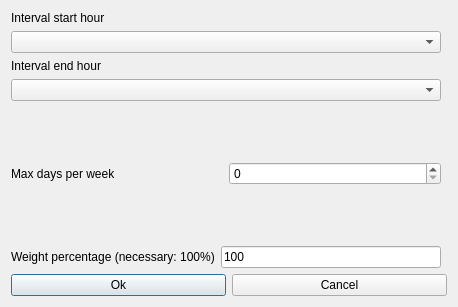
Qt form fet/src/interface/modifyconstraintteachersafternoonintervalmaxdaysperweekform_template.ui (vonmecheln/fet) before a commit.
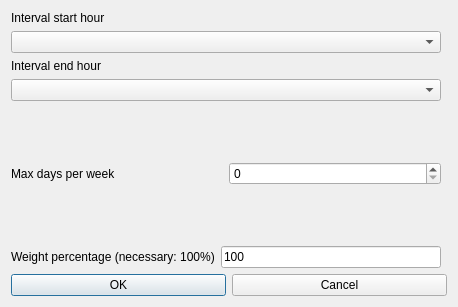
The same form after that commit.

Patch:
```diff
--- a/fet/src/interface/modifyconstraintteachersafternoonintervalmaxdaysperweekform_template.ui
+++ b/fet/src/interface/modifyconstraintteachersafternoonintervalmaxdaysperweekform_template.ui
@@ -19,7 +19,7 @@
      <item>
       <widget class="QPushButton" name="okPushButton">
        <property name="text">
-        <string>Ok</string>
+        <string>OK</string>
        </property>
       </widget>
      </item>
```
